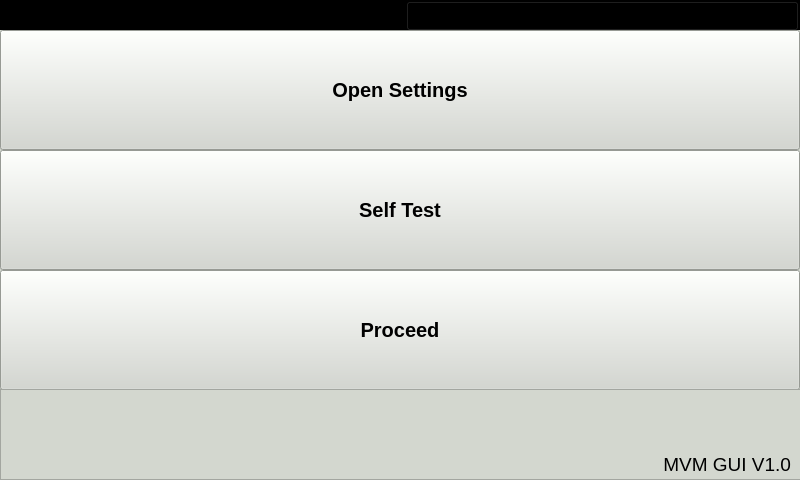
The window that gui/mainwindow.ui (guescio/gui) describes before a commit, drawn with Qt 5.
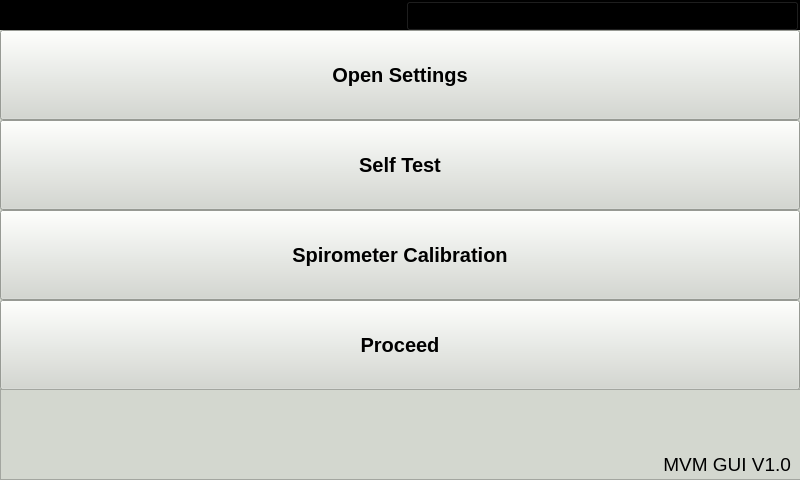
The same window after the commit. The open tabs and pages were chosen to show the change. Custom widgets are drawn as their Qt base class.

Commit message: add the "Spirometer Calibration" button

```diff
--- a/gui/mainwindow.ui
+++ b/gui/mainwindow.ui
@@ -646,7 +646,7 @@
           <property name="minimumSize">
            <size>
             <width>0</width>
-            <height>120</height>
+            <height>90</height>
            </size>
           </property>
           <property name="font">
@@ -666,7 +666,7 @@
           <property name="minimumSize">
            <size>
             <width>0</width>
-            <height>120</height>
+            <height>90</height>
            </size>
           </property>
           <property name="font">
@@ -681,12 +681,32 @@
           </property>
          </widget>
         </item>
+        <item>
+         <widget class="QPushButton" name="pushButton">
+          <property name="minimumSize">
+           <size>
+            <width>0</width>
+            <height>90</height>
+           </size>
+          </property>
+          <property name="font">
+           <font>
+            <pointsize>15</pointsize>
+            <weight>75</weight>
+            <bold>true</bold>
+           </font>
+          </property>
+          <property name="text">
+           <string>Spirometer Calibration</string>
+          </property>
+         </widget>
+        </item>
         <item>
          <widget class="QPushButton" name="button_start_vent">
           <property name="minimumSize">
            <size>
             <width>0</width>
-            <height>120</height>
+            <height>90</height>
            </size>
           </property>
           <property name="font">
```
